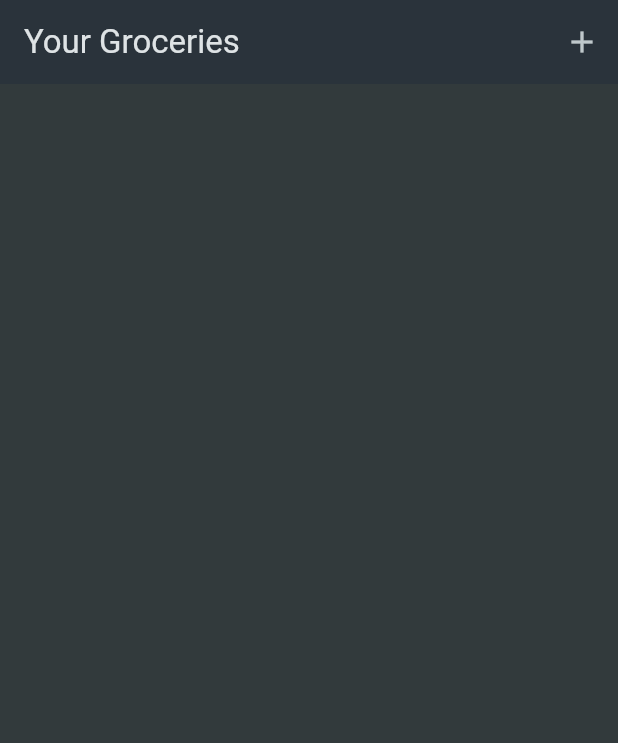
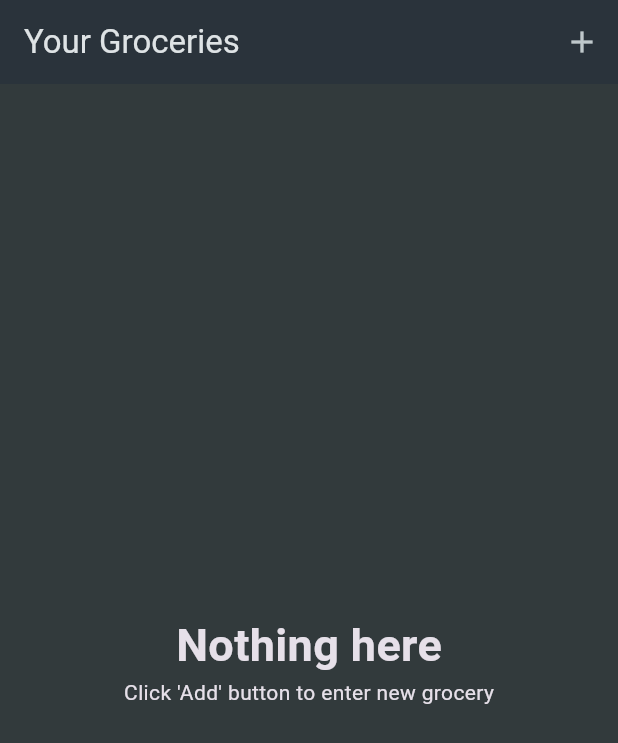
Before and after one commit to QuantumSams/udemy_flutter_shopping_list, a Flutter app: the screen it shows after launch, on a phone screen of 412 x 824 dp. Shown: the top 743 px of the screen. Run offline on Flutter 3.47's test engine with Material 3 defaults, Android fonts, the phone set to English and light mode, and no system bars.

Commit message:
Add: fallback screen and swipe to remove

```diff
--- a/lib/widgets/grocery_list.dart
+++ b/lib/widgets/grocery_list.dart
@@ -12,6 +12,7 @@ class GroceryList extends StatefulWidget {
 
 class _GroceryListState extends State<GroceryList> {
   final List<GroceryItem> _groceryItems = [];
+
   void _addNewItem() async {
     final selectedCat = await Navigator.of(context).push(
       MaterialPageRoute(
@@ -21,24 +22,41 @@ class _GroceryListState extends State<GroceryList> {
     if (selectedCat == null) {
       return;
     }
-
     setState(() {
       _groceryItems.add(selectedCat);
     });
   }
 
+  void _removeItem(GroceryItem itemToRemove) {
+    setState(() {
+      _groceryItems.remove(itemToRemove);
+    });
+  }
+
   @override
   Widget build(BuildContext context) {
-    return Scaffold(
-      appBar: AppBar(
-        title: const Text('Your Groceries'),
-        actions: [
-          IconButton(onPressed: _addNewItem, icon: const Icon(Icons.add))
-        ],
+    Widget displayScreen = const Center(
+      child: Column(
+          mainAxisAlignment: MainAxisAlignment.center,
+          mainAxisSize: MainAxisSize.min,
+          children: [
+            Text(
+              "Nothing here",
+              style: TextStyle(fontSize: 30, fontWeight: FontWeight.bold),
             ),
-      body: ListView.builder(
+            Text("Click 'Add' button to enter new grocery")
+          ]),
+    );
+
+    if (_groceryItems.isNotEmpty) {
+      displayScreen = ListView.builder(
         itemCount: _groceryItems.length,
-        itemBuilder: (ctx, index) => ListTile(
+        itemBuilder: (ctx, index) => Dismissible(
+          key: ValueKey(_groceryItems[index].id),
+          onDismissed: (direction) {
+            _removeItem(_groceryItems[index]);
+          },
+          child: ListTile(
             title: Text(_groceryItems[index].name),
             leading: Container(
               width: 24,
@@ -52,4 +70,15 @@ class _GroceryListState extends State<GroceryList> {
         ),
       );
     }
+
+    return Scaffold(
+      appBar: AppBar(
+        title: const Text('Your Groceries'),
+        actions: [
+          IconButton(onPressed: _addNewItem, icon: const Icon(Icons.add))
+        ],
+      ),
+      body: displayScreen,
+    );
   }
+}
```
Lines whose indentation alone changed are shown as unchanged.
